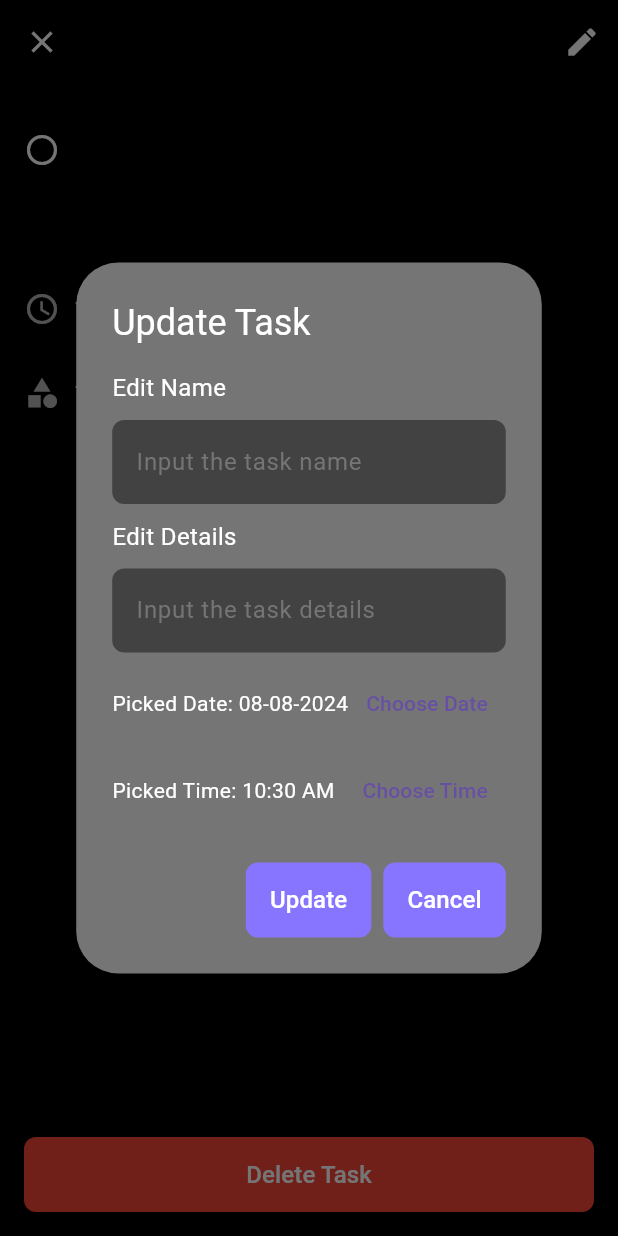
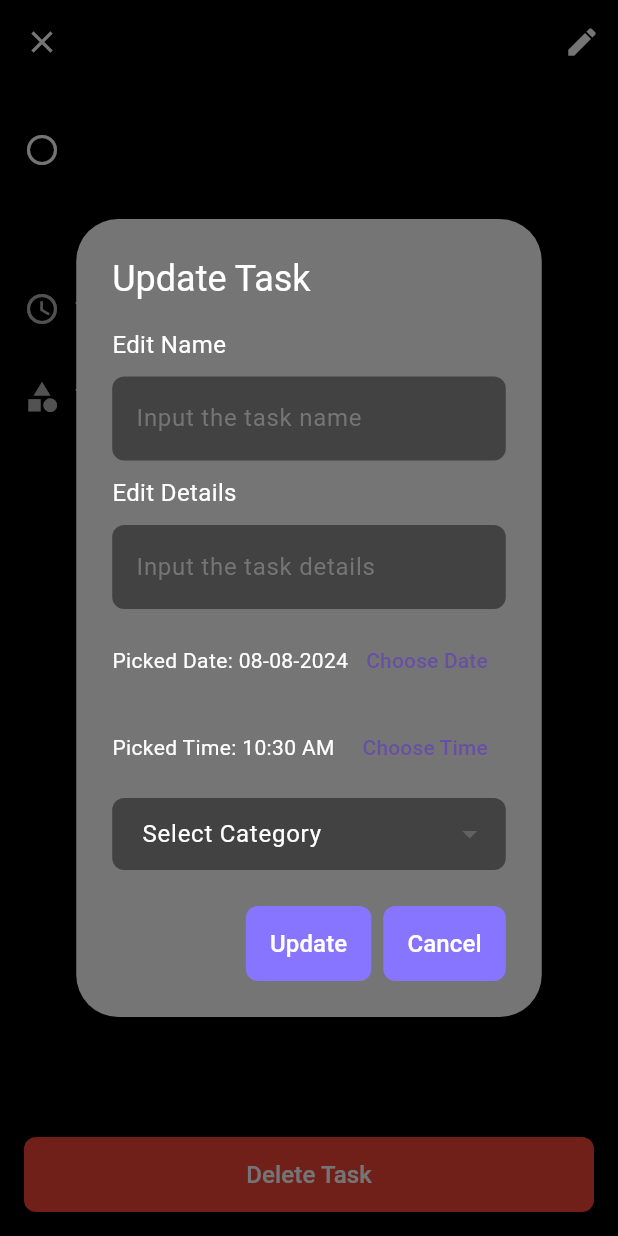
Before and after one commit to ziadimaish-Dimensions/ToDoApp, a Flutter app: the TaskDetailScreen screen opened directly with empty values, after a tap on the "edit" icon, on a phone screen of 412 x 824 dp. Run offline on Flutter 3.47's test engine with Material 3 defaults, Android fonts, the phone set to English and light mode, and no system bars; our stand-ins replace cloud_firestore, firebase_auth, firebase_core, google_nav_bar; accounts and stored records are empty.

Commit message:
adding categories

```diff
--- a/lib/features/tasks/views/task_details_screen.dart
+++ b/lib/features/tasks/views/task_details_screen.dart
@@ -22,6 +22,10 @@ class _TaskDetailScreenState extends State<TaskDetailScreen> {
   TimeOfDay? _selectedTime;
   String? _dateError;
   String? _timeError;
+  String? _selectedCategory;
+  String? _categoryError;
+
+  final List<String> _categories = ['Work', 'School', 'University', 'Personal'];
 
   @override
   void initState() {
@@ -29,6 +33,7 @@ class _TaskDetailScreenState extends State<TaskDetailScreen> {
     _task = widget.task;
     _selectedDate = _task.time;
     _selectedTime = TimeOfDay(hour: _task.time.hour, minute: _task.time.minute);
+    _selectedCategory = _task.category;
   }
 
   void _editTask(BuildContext context) {
@@ -150,6 +155,49 @@ class _TaskDetailScreenState extends State<TaskDetailScreen> {
                             style: const TextStyle(color: Colors.red),
                           ),
                         ),
+                      const SizedBox(height: 10),
+                      DropdownButtonFormField<String>(
+                        value: _selectedCategory,
+                        items: _categories.map((String category) {
+                          return DropdownMenuItem<String>(
+                            value: category,
+                            child: Text(category),
+                          );
+                        }).toList(),
+                        onChanged: (String? newValue) {
+                          setModalState(() {
+                            _selectedCategory = newValue;
+                            _categoryError = null;
+                          });
+                        },
+                        decoration: InputDecoration(
+                          labelText: 'Select Category',
+                          labelStyle: const TextStyle(color: Colors.white),
+                          filled: true,
+                          fillColor: Colors.grey[800],
+                          border: OutlineInputBorder(
+                            borderRadius: BorderRadius.circular(8.0),
+                            borderSide: BorderSide.none,
+                          ),
+                          contentPadding:
+                              const EdgeInsets.symmetric(horizontal: 16.0),
+                        ),
+                        dropdownColor: Colors.grey[800],
+                        validator: (value) {
+                          if (value == null || value.isEmpty) {
+                            return 'Please choose a category';
+                          }
+                          return null;
+                        },
+                      ),
+                      if (_categoryError != null)
+                        Padding(
+                          padding: const EdgeInsets.only(top: 8.0),
+                          child: Text(
+                            _categoryError!,
+                            style: const TextStyle(color: Colors.red),
+                          ),
+                        ),
                     ],
                   ),
                 ),
@@ -191,12 +239,21 @@ class _TaskDetailScreenState extends State<TaskDetailScreen> {
                             return;
                           }
 
+                          if (_selectedCategory == null ||
+                              _selectedCategory!.isEmpty) {
+                            setModalState(() {
+                              _categoryError = 'Please choose a category';
+                            });
+                            return;
+                          }
+
                           final updatedTask = TaskModel(
                             id: _task.id,
                             name: nameController.text,
                             details: detailsController.text,
                             time: dateTime,
                             userId: _task.userId,
+                            category: _selectedCategory!,
                           );
                           _taskRepository.updateTask(_task.id, updatedTask);
                           setState(() {
@@ -323,13 +380,24 @@ class _TaskDetailScreenState extends State<TaskDetailScreen> {
               ],
             ),
             const SizedBox(height: 30),
-            const Row(
+            Row(
               children: [
-                Icon(Icons.category, color: Colors.white70),
-                SizedBox(width: 10),
-                Text(
-                  'Task Category: University',
-                  style: TextStyle(color: Colors.white70),
+                const Icon(Icons.category, color: Colors.white70),
+                const SizedBox(width: 10),
+                const Text('Task Category: ',
+                    style: TextStyle(color: Colors.white70)),
+                const SizedBox(width: 10),
+                Container(
+                  padding:
+                      const EdgeInsets.symmetric(horizontal: 8, vertical: 4),
+                  decoration: BoxDecoration(
+                    color: Colors.grey[700],
+                    borderRadius: BorderRadius.circular(8),
+                  ),
+                  child: Text(
+                    _task.category,
+                    style: const TextStyle(color: Colors.white70),
+                  ),
                 ),
               ],
             ),
--- a/lib/global/tasks/task_model.dart
+++ b/lib/global/tasks/task_model.dart
@@ -6,6 +6,7 @@ class TaskModel {
   final String details;
   final DateTime time;
   final String userId;
+  final String category;
 
   TaskModel({
     required this.id,
@@ -13,6 +14,7 @@ class TaskModel {
     required this.details,
     required this.time,
     required this.userId,
+    required this.category,
   });
 
   Map<String, dynamic> toMap() {
@@ -21,6 +23,7 @@ class TaskModel {
       'details': details,
       'time': time,
       'userId': userId,
+      'category': category,
     };
   }
 
@@ -32,6 +35,7 @@ class TaskModel {
       details: data['details'] ?? '',
       time: (data['time'] as Timestamp).toDate(),
       userId: data['userId'] ?? '',
+      category: data['category'] ?? '',
     );
   }
 }
```
Also changed, not shown: lib/features/tasks/widgets/bottom_sheet_widget.dart (+78 -11 lines).
